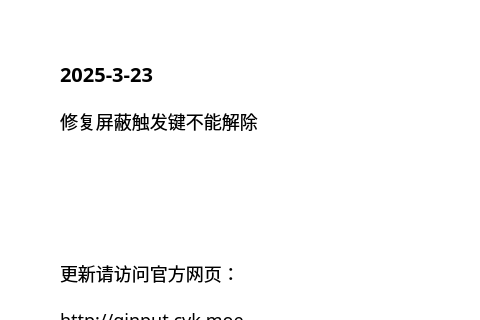
First picture: the form in source/ui/AboutUi.ui, repository ChiyukiGana/Quickinput, before the edit; both pictures show x 0 to 480 and y 0 to 320 of the 640 by 440 pixel window.
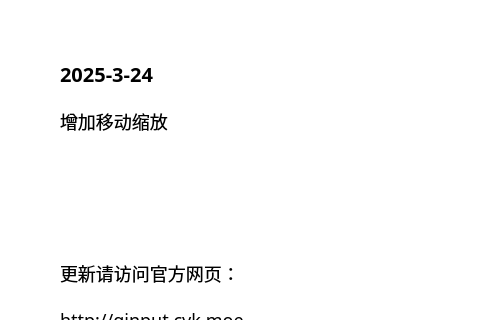
Second picture: the form after the edit.

Diff of the .ui file:
```diff
--- a/source/ui/AboutUi.ui
+++ b/source/ui/AboutUi.ui
@@ -91,7 +91,7 @@
          <string notr="true">font-size:20px</string>
         </property>
         <property name="text">
-         <string>2025-3-23</string>
+         <string>2025-3-24</string>
         </property>
         <property name="textFormat">
          <enum>Qt::PlainText</enum>
@@ -107,7 +107,7 @@
          </sizepolicy>
         </property>
         <property name="text">
-         <string>修复屏蔽触发键不能解除</string>
+         <string>增加移动缩放</string>
         </property>
         <property name="textFormat">
          <enum>Qt::PlainText</enum>
```
